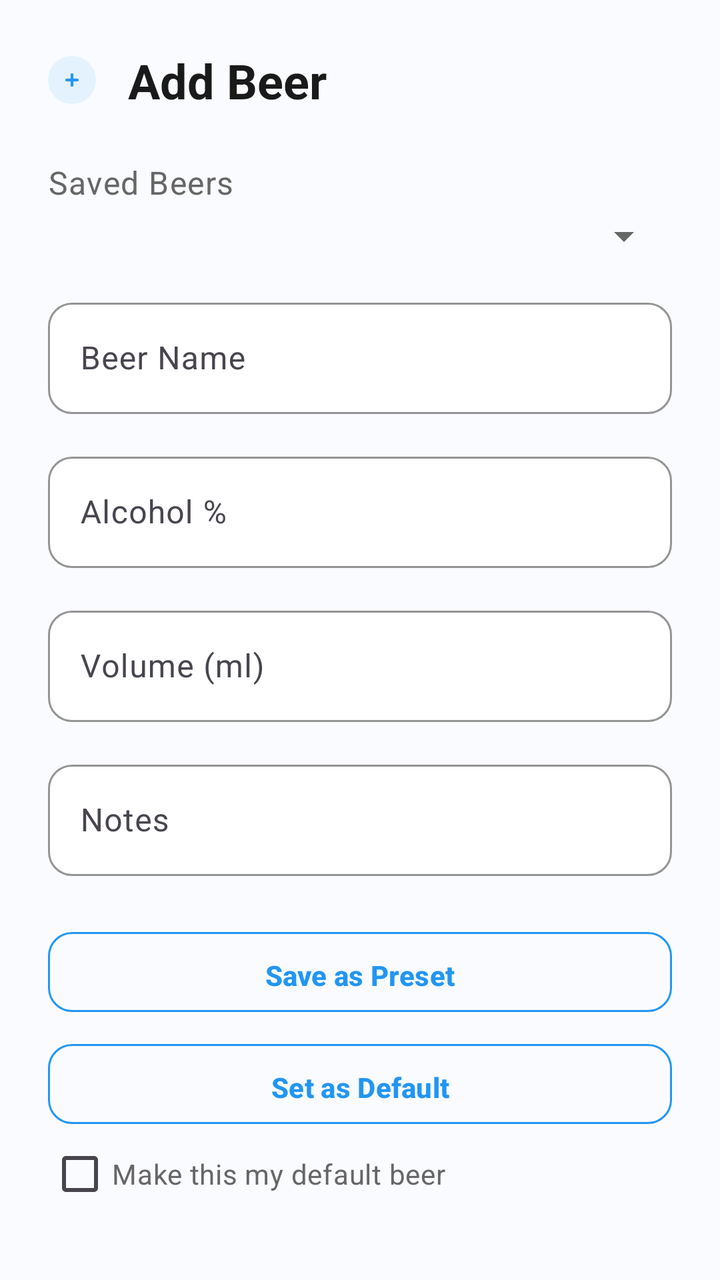
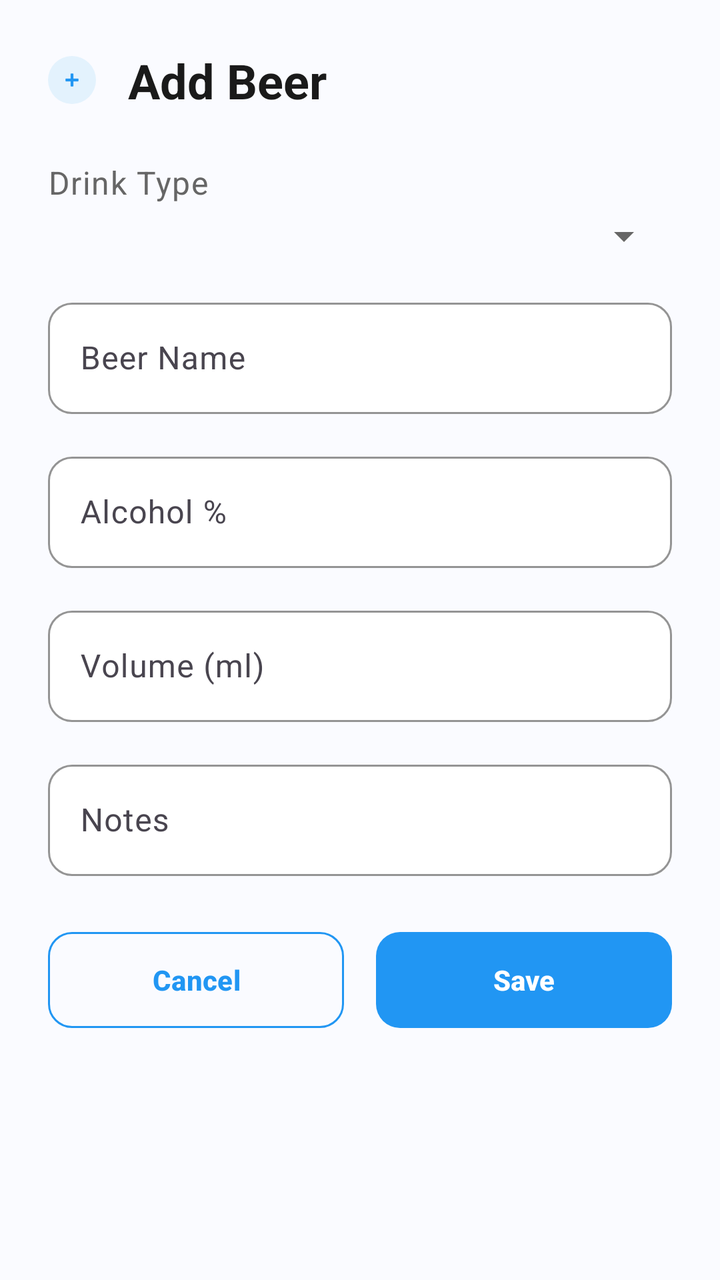

An Android layout rendered at two revisions. The XML below is the earlier revision; the diff shows what the commit changed to produce the second picture.
<!-- AndroidManifest.xml: application theme Theme.BrewLog -->
<!-- res/layout/dialog_add_beer.xml -->
<?xml version="1.0" encoding="utf-8"?>
<LinearLayout xmlns:android="http://schemas.android.com/apk/res/android"
    xmlns:app="http://schemas.android.com/apk/res-auto"
    android:layout_width="match_parent"
    android:layout_height="wrap_content"
    android:background="@color/background"
    android:orientation="vertical"
    android:padding="24dp">

    
    <LinearLayout
        android:layout_width="match_parent"
        android:layout_height="wrap_content"
        android:layout_marginBottom="24dp"
        android:gravity="center_vertical"
        android:orientation="horizontal">

        <ImageView
            android:layout_width="24dp"
            android:layout_height="24dp"
            android:layout_marginEnd="16dp"
            android:background="@drawable/ic_circle_background"
            android:padding="6dp"
            android:src="@android:drawable/ic_input_add"
            app:tint="@color/blue_500" />

        <TextView
            android:layout_width="0dp"
            android:layout_height="wrap_content"
            android:layout_weight="1"
            android:text="@string/add_beer"
            android:textAppearance="@style/TextAppearance.BrewLog.Headline"
            android:textColor="@color/text_primary" />

    </LinearLayout>

    
    <TextView
        android:layout_width="wrap_content"
        android:layout_height="wrap_content"
        android:text="Saved Beers"
        android:textAppearance="@style/TextAppearance.BrewLog.Body"
        android:textColor="@color/text_secondary"
        android:layout_marginBottom="4dp" />
    <Spinner
        android:id="@+id/spinner_saved_beers"
        android:layout_width="match_parent"
        android:layout_height="wrap_content"
        android:layout_marginBottom="16dp" />

    
    <com.google.android.material.textfield.TextInputLayout
        android:layout_width="match_parent"
        android:layout_height="wrap_content"
        android:layout_marginBottom="16dp"
        android:hint="@string/beer_name"
        app:boxBackgroundColor="@color/surface"
        app:boxCornerRadiusBottomEnd="12dp"
        app:boxCornerRadiusBottomStart="12dp"
        app:boxCornerRadiusTopEnd="12dp"
        app:boxCornerRadiusTopStart="12dp"
        app:boxStrokeColor="@color/blue_500"
        app:hintTextColor="@color/blue_500"
        style="@style/Widget.Material3.TextInputLayout.OutlinedBox">

        <com.google.android.material.textfield.TextInputEditText
            android:id="@+id/et_beer_name"
            android:layout_width="match_parent"
            android:layout_height="wrap_content"
            android:inputType="text"
            android:maxLines="1"
            android:textColor="@color/text_primary" />

    </com.google.android.material.textfield.TextInputLayout>

    
    <com.google.android.material.textfield.TextInputLayout
        android:layout_width="match_parent"
        android:layout_height="wrap_content"
        android:layout_marginBottom="16dp"
        android:hint="@string/alcohol_percentage"
        app:boxBackgroundColor="@color/surface"
        app:boxCornerRadiusBottomEnd="12dp"
        app:boxCornerRadiusBottomStart="12dp"
        app:boxCornerRadiusTopEnd="12dp"
        app:boxCornerRadiusTopStart="12dp"
        app:boxStrokeColor="@color/blue_500"
        app:hintTextColor="@color/blue_500"
        app:suffixText="%"
        style="@style/Widget.Material3.TextInputLayout.OutlinedBox">

        <com.google.android.material.textfield.TextInputEditText
            android:id="@+id/et_alcohol_percentage"
            android:layout_width="match_parent"
            android:layout_height="wrap_content"
            android:inputType="numberDecimal"
            android:maxLines="1"
            android:textColor="@color/text_primary" />

    </com.google.android.material.textfield.TextInputLayout>

    
    <com.google.android.material.textfield.TextInputLayout
        android:layout_width="match_parent"
        android:layout_height="wrap_content"
        android:layout_marginBottom="16dp"
        android:hint="@string/volume_ml"
        app:boxBackgroundColor="@color/surface"
        app:boxCornerRadiusBottomEnd="12dp"
        app:boxCornerRadiusBottomStart="12dp"
        app:boxCornerRadiusTopEnd="12dp"
        app:boxCornerRadiusTopStart="12dp"
        app:boxStrokeColor="@color/blue_500"
        app:hintTextColor="@color/blue_500"
        app:suffixText="ml"
        style="@style/Widget.Material3.TextInputLayout.OutlinedBox">

        <com.google.android.material.textfield.TextInputEditText
            android:id="@+id/et_volume_ml"
            android:layout_width="match_parent"
            android:layout_height="wrap_content"
            android:inputType="numberDecimal"
            android:maxLines="1"
            android:textColor="@color/text_primary" />

    </com.google.android.material.textfield.TextInputLayout>

    
    <com.google.android.material.textfield.TextInputLayout
        android:layout_width="match_parent"
        android:layout_height="wrap_content"
        android:layout_marginBottom="24dp"
        android:hint="@string/notes"
        app:boxBackgroundColor="@color/surface"
        app:boxCornerRadiusBottomEnd="12dp"
        app:boxCornerRadiusBottomStart="12dp"
        app:boxCornerRadiusTopEnd="12dp"
        app:boxCornerRadiusTopStart="12dp"
        app:boxStrokeColor="@color/blue_500"
        app:hintTextColor="@color/blue_500"
        style="@style/Widget.Material3.TextInputLayout.OutlinedBox">

        <com.google.android.material.textfield.TextInputEditText
            android:id="@+id/et_notes"
            android:layout_width="match_parent"
            android:layout_height="wrap_content"
            android:inputType="textMultiLine"
            android:maxLines="3"
            android:textColor="@color/text_primary" />

    </com.google.android.material.textfield.TextInputLayout>

    
    <com.google.android.material.button.MaterialButton
        android:id="@+id/btn_save_preset_beer"
        android:layout_width="match_parent"
        android:layout_height="48dp"
        android:text="Save as Preset"
        android:textSize="14sp"
        style="@style/Widget.BrewLog.Button.Outlined"
        app:cornerRadius="12dp"
        android:layout_marginBottom="8dp" />

    
    <com.google.android.material.button.MaterialButton
        android:id="@+id/btn_set_default_beer"
        android:layout_width="match_parent"
        android:layout_height="48dp"
        android:text="Set as Default"
        android:textSize="14sp"
        style="@style/Widget.BrewLog.Button.Outlined"
        app:cornerRadius="12dp"
        android:layout_marginBottom="8dp" />

    
    <com.google.android.material.checkbox.MaterialCheckBox
        android:id="@+id/checkbox_make_default_beer"
        android:layout_width="wrap_content"
        android:layout_height="wrap_content"
        android:text="Make this my default beer"
        android:textColor="@color/text_secondary"
        android:layout_marginBottom="16dp" />

    
    <LinearLayout
        android:layout_width="match_parent"
        android:layout_height="wrap_content"
        android:orientation="horizontal">

        <com.google.android.material.button.MaterialButton
            android:id="@+id/btn_cancel"
            android:layout_width="0dp"
            android:layout_height="56dp"
            android:layout_marginEnd="8dp"
            android:layout_weight="1"
            android:text="@string/cancel"
            android:textSize="14sp"
            android:textStyle="bold"
            app:cornerRadius="12dp"
            style="@style/Widget.BrewLog.Button.Outlined" />

        <com.google.android.material.button.MaterialButton
            android:id="@+id/btn_save"
            android:layout_width="0dp"
            android:layout_height="56dp"
            android:layout_marginStart="8dp"
            android:layout_weight="1"
            android:text="@string/save"
            android:textSize="14sp"
            android:textStyle="bold"
            app:cornerRadius="12dp"
            style="@style/Widget.BrewLog.Button" />

    </LinearLayout>

</LinearLayout>
<!-- resources referenced by this layout -->
<resources>
  <color name="background">#FAFBFF</color>
  <color name="blue_500">#2196F3</color>
  <color name="surface">#FFFFFF</color>
  <color name="text_primary">#1A1A1A</color>
  <color name="text_secondary">#666666</color>
  <!-- drawable ic_circle_background (drawable) -->
  <?xml version="1.0" encoding="utf-8"?>
  <shape xmlns:android="http://schemas.android.com/apk/res/android"
      android:shape="oval">
      <solid android:color="@color/blue_50" />
      <size
          android:width="40dp"
          android:height="40dp" />
  </shape>
  <string name="add_beer">Add Beer</string>
  <string name="alcohol_percentage">Alcohol %</string>
  <string name="beer_name">Beer Name</string>
  <string name="cancel">Cancel</string>
  <string name="notes">Notes</string>
  <string name="save">Save</string>
  <string name="volume_ml">Volume (ml)</string>
  <style name="TextAppearance.BrewLog.Body" parent="TextAppearance.Material3.BodyLarge">
          <item name="android:textColor">@color/text_secondary</item>
          <item name="android:textSize">16sp</item>
      </style>
  <style name="TextAppearance.BrewLog.Headline" parent="TextAppearance.Material3.HeadlineMedium">
          <item name="android:textColor">@color/text_primary</item>
          <item name="android:textSize">24sp</item>
          <item name="android:textStyle">bold</item>
      </style>
  <style name="Widget.BrewLog.Button" parent="Widget.Material3.Button">
          <item name="android:textColor">@color/white</item>
          <item name="backgroundTint">@color/blue_500</item>
          <item name="cornerRadius">12dp</item>
          <item name="android:paddingStart">24dp</item>
          <item name="android:paddingEnd">24dp</item>
          <item name="android:paddingTop">12dp</item>
          <item name="android:paddingBottom">12dp</item>
          <item name="android:textSize">14sp</item>
          <item name="android:textStyle">bold</item>
      </style>
  <style name="Widget.BrewLog.Button.Outlined" parent="Widget.Material3.Button.OutlinedButton">
          <item name="android:textColor">@color/blue_500</item>
          <item name="strokeColor">@color/blue_500</item>
          <item name="cornerRadius">12dp</item>
          <item name="android:paddingStart">24dp</item>
          <item name="android:paddingEnd">24dp</item>
          <item name="android:paddingTop">12dp</item>
          <item name="android:paddingBottom">12dp</item>
          <item name="android:textSize">14sp</item>
          <item name="android:textStyle">bold</item>
      </style>
  <color name="blue_50">#E3F2FD</color>
  <color name="white">#FFFFFF</color>
  <color name="blue_700">#1976D2</color>
  <color name="accent">#03DAC6</color>
  <color name="accent_dark">#018786</color>
  <color name="black">#000000</color>
  <color name="surface_variant">#F5F7FF</color>
  <color name="text_on_surface">#1A1A1A</color>
  <color name="text_hint">#BDBDBD</color>
  <color name="card_background">#FFFFFF</color>
</resources>

<!-- the commit's change to res/layout/dialog_add_beer.xml (unified diff, before → after) -->
@@ -38,12 +38,12 @@
     <TextView
         android:layout_width="wrap_content"
         android:layout_height="wrap_content"
-        android:text="Saved Beers"
+        android:text="Drink Type"
         android:textAppearance="@style/TextAppearance.BrewLog.Body"
         android:textColor="@color/text_secondary"
         android:layout_marginBottom="4dp" />
     <Spinner
-        android:id="@+id/spinner_saved_beers"
+        android:id="@+id/spinner_drink_type"
         android:layout_width="match_parent"
         android:layout_height="wrap_content"
         android:layout_marginBottom="16dp" />
@@ -151,37 +151,6 @@
     </com.google.android.material.textfield.TextInputLayout>
 
     
-    <com.google.android.material.button.MaterialButton
-        android:id="@+id/btn_save_preset_beer"
-        android:layout_width="match_parent"
-        android:layout_height="48dp"
-        android:text="Save as Preset"
-        android:textSize="14sp"
-        style="@style/Widget.BrewLog.Button.Outlined"
-        app:cornerRadius="12dp"
-        android:layout_marginBottom="8dp" />
-
-    
-    <com.google.android.material.button.MaterialButton
-        android:id="@+id/btn_set_default_beer"
-        android:layout_width="match_parent"
-        android:layout_height="48dp"
-        android:text="Set as Default"
-        android:textSize="14sp"
-        style="@style/Widget.BrewLog.Button.Outlined"
-        app:cornerRadius="12dp"
-        android:layout_marginBottom="8dp" />
-
-    
-    <com.google.android.material.checkbox.MaterialCheckBox
-        android:id="@+id/checkbox_make_default_beer"
-        android:layout_width="wrap_content"
-        android:layout_height="wrap_content"
-        android:text="Make this my default beer"
-        android:textColor="@color/text_secondary"
-        android:layout_marginBottom="16dp" />
-
-    
     <LinearLayout
         android:layout_width="match_parent"
         android:layout_height="wrap_content"
